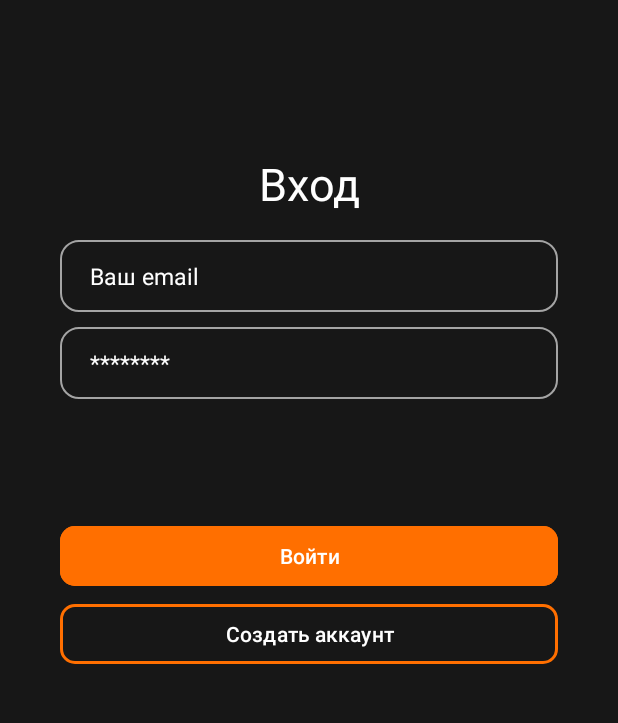
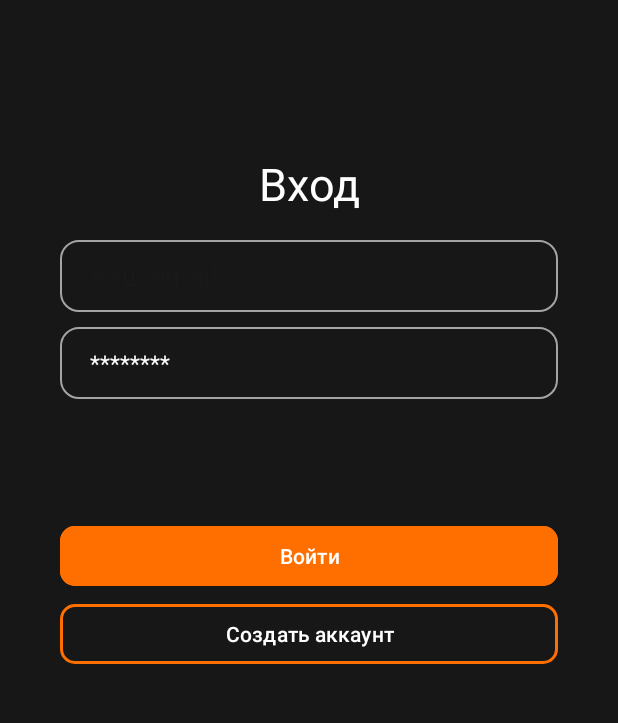
Before and after one commit to NikitaKorablev/ShipSmart, an Android app: the screen it shows after launch (LoginActivity), on a phone screen of 412 x 824 dp, the part 342-1065 px from its top. Run offline under Robolectric (Android 15) with nearby library versions, the phone set to English and light mode, and no system bars; libraries missing offline, so code that uses them is left out: io.github.jan.supabase; Roboto replaces fonts that are not available here.

Commit message:
doesnot work

```diff
--- a/app/build.gradle.kts
+++ b/app/build.gradle.kts
@@ -1,6 +1,8 @@
 plugins {
     alias(libs.plugins.android.application)
     alias(libs.plugins.kotlin.android)
+
+    id("org.jetbrains.kotlin.plugin.serialization") version "1.9.21"
 }
 
 android {
@@ -37,6 +39,8 @@ android {
 }
 
 dependencies {
+    implementation(projects.designSystem)
+
     implementation(libs.androidx.core.ktx)
     implementation(libs.androidx.appcompat)
     implementation(libs.androidx.constraintlayout.v214)
--- a/app/src/main/res/layout/activity_login.xml
+++ b/app/src/main/res/layout/activity_login.xml
@@ -41,7 +41,7 @@
             android:gravity="center"
             android:text="@string/reg_label_1"
             android:textColor="#FFFFFF"
-            android:textSize="30dp"
+            android:textSize="30sp"
             app:layout_constraintEnd_toEndOf="parent"
             app:layout_constraintStart_toStartOf="parent"
             app:layout_constraintTop_toTopOf="parent" />
@@ -51,17 +51,14 @@
             android:layout_width="0dp"
             android:layout_height="wrap_content"
             android:layout_marginTop="20dp"
-            android:layout_weight="1"
             android:background="@drawable/edit_text_border_grey"
             android:ems="10"
             android:hint="@string/login_text"
             android:inputType="textEmailAddress"
             android:minHeight="48dp"
             android:paddingHorizontal="@dimen/editText_h"
-            android:textColor="#FFFFFF"
-            android:textColorHighlight="#FFFFFF"
-            android:textColorHint="#FFFFFF"
-            android:textSize="15sp"
+            android:paddingLeft="@dimen/editText_h"
+            android:paddingRight="@dimen/editText_h"
             app:layout_constraintEnd_toEndOf="parent"
             app:layout_constraintHorizontal_bias="0.0"
             app:layout_constraintStart_toStartOf="parent"
--- a/app/src/main/res/values/dimens.xml
+++ b/app/src/main/res/values/dimens.xml
@@ -5,11 +5,7 @@
 
     <dimen name="reg_label_1_margin_bottom">20dp</dimen>
 
-<!--Base params-->
-    <dimen name="base_h_margin">40dp</dimen>
-    <dimen name="base_v_margin">50dp</dimen>
-    <dimen name="editText_h">20dp</dimen>
-    <dimen name="cornerRadius">10dp</dimen>
+
 
 <!--Package input params-->
     <dimen name="inputParamTopMargin">5dp</dimen>
--- a/build.gradle.kts
+++ b/build.gradle.kts
@@ -2,5 +2,5 @@
 plugins {
     alias(libs.plugins.android.application) apply false
     alias(libs.plugins.kotlin.android) apply false
-//    id("com.google.devtools.ksp") version "2.0.21-1.0.27" apply false
+    alias(libs.plugins.android.library) apply false
 }
--- /dev/null
+++ b/design-system/src/main/AndroidManifest.xml
@@ -0,0 +1,4 @@
+<?xml version="1.0" encoding="utf-8"?>
+<manifest xmlns:android="http://schemas.android.com/apk/res/android">
+
+</manifest>
--- a/app/src/main/res/drawable/edit_text_border_grey.xml
+++ b/design-system/src/main/res/drawable/edit_text_border_grey.xml
@@ -11,6 +11,6 @@
         android:topLeftRadius="12dp"
         android:topRightRadius="12dp"/>
     <stroke
-        android:color="#A4A4A4"
+        android:color="@color/grey"
         android:width="1dp"/>
 </shape>
--- /dev/null
+++ b/design-system/src/main/res/values/colors.xml
@@ -0,0 +1,6 @@
+<?xml version="1.0" encoding="utf-8"?>
+<resources>
+    <color name="white">#FFFFFF</color>
+    <color name="black">#000000</color>
+    <color name="grey">#A4A4A4</color>
+</resources>
--- a/gradle/libs.versions.toml
+++ b/gradle/libs.versions.toml
@@ -42,3 +42,4 @@ androidx-constraintlayout = { group = "androidx.constraintlayout", name = "const
 [plugins]
 android-application = { id = "com.android.application", version.ref = "agp" }
 kotlin-android = { id = "org.jetbrains.kotlin.android", version.ref = "kotlin" }
+android-library = { id = "com.android.library", version.ref = "agp" }
--- a/settings.gradle.kts
+++ b/settings.gradle.kts
@@ -21,3 +21,5 @@ dependencyResolutionManagement {
 
 rootProject.name = "ShipSmart"
 include(":app")
+include(":design-system")
+enableFeaturePreview("TYPESAFE_PROJECT_ACCESSORS")
```
Also changed, not shown: design-system/build.gradle.kts (added, +42 -0 lines), design-system/src/main/res/values-v26/styles.xml (added, +17 -0 lines), design-system/src/main/res/values/dimens.xml (added, +8 -0 lines), design-system/src/main/res/values/styles.xml (added, +7 -0 lines), design-system/src/main/res/drawable/edit_text_border_orange.xml (renamed from app/src/main/res/drawable/edit_text_border_orange.xml), 4 other files.
